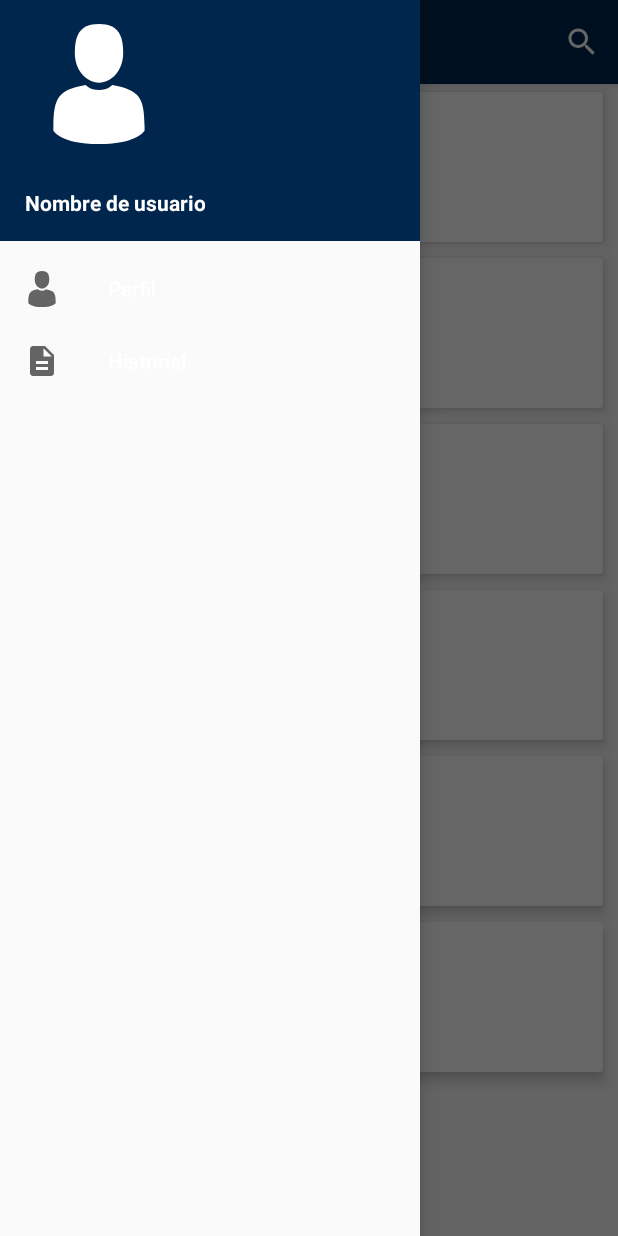
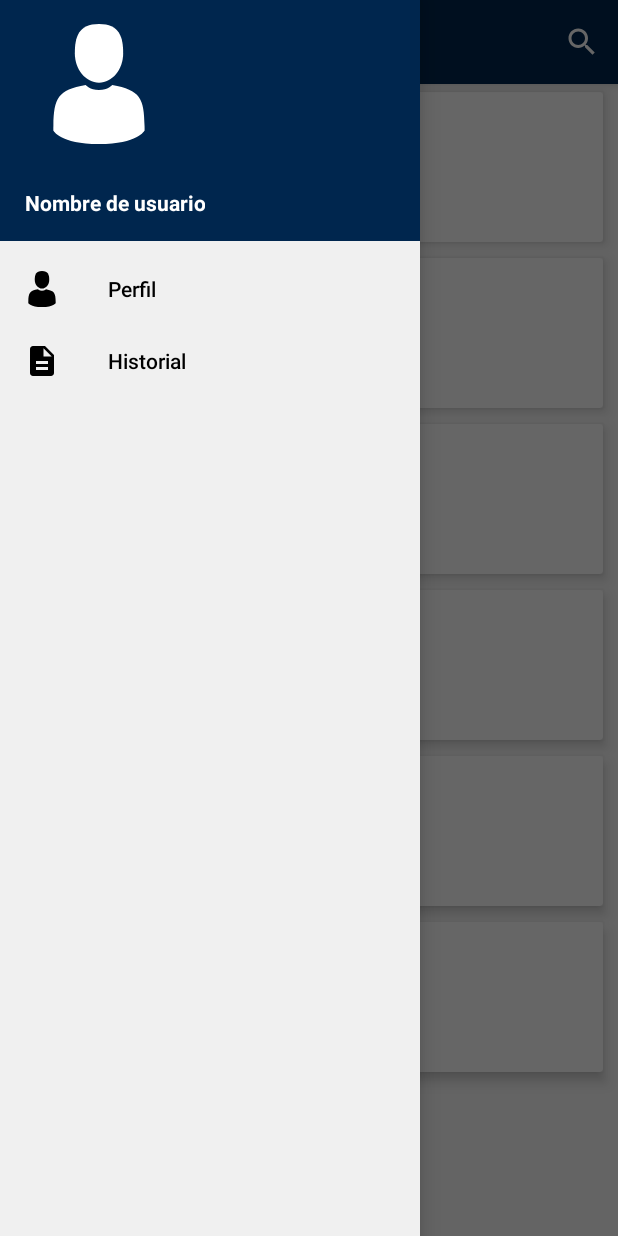
Before and after one commit to kiup/CEC, an Android app: the ComputerCenterActivity screen opened directly, with no data from a screen before it, with the side drawer open, on a phone screen of 412 x 824 dp. Run offline under Robolectric (Android 15) with nearby library versions, the phone set to English and light mode, and no system bars.

Commit message:
Cambiado los colores del menu hamburguesa

```diff
--- a/app/src/main/java/com/fmat/uady/cec/computerCenterDetail/ComputerCenterDetailAdapter.java
+++ b/app/src/main/java/com/fmat/uady/cec/computerCenterDetail/ComputerCenterDetailAdapter.java
@@ -1,5 +1,6 @@
 package com.fmat.uady.cec.computerCenterDetail;
 
+import android.app.AlertDialog;
 import android.content.Context;
 import android.content.Intent;
 import android.support.v7.widget.CardView;
--- a/app/src/main/res/layout/activity_computer_center.xml
+++ b/app/src/main/res/layout/activity_computer_center.xml
@@ -40,6 +40,9 @@
         android:fitsSystemWindows="true"
         android:layout_gravity="start"
         app:headerLayout="@layout/header_navigation"
-        app:menu="@menu/menu_navigation" />
+        android:background="@color/colorMenu"
+        app:itemIconTint="@color/textColorContent"
+        app:itemTextColor="@color/textColorContent"
+        app:menu="@menu/menu_navigation"/>
 
 </android.support.v4.widget.DrawerLayout>
--- a/app/src/main/res/layout/activity_login.xml
+++ b/app/src/main/res/layout/activity_login.xml
@@ -80,10 +80,9 @@
                 android:layout_width="match_parent"
                 android:layout_height="wrap_content"
                 android:layout_marginTop="16dp"
-                android:background="#ce940e"
                 android:backgroundTint="#00264e"
                 android:text="@string/action_sign_in"
-                android:textColor="#ce940e"
+                android:textColor="@color/windowBackground"
                 android:textStyle="bold"
                 tools:text="@string/action_sign_in" />
 
--- a/app/src/main/res/layout/item_history.xml
+++ b/app/src/main/res/layout/item_history.xml
@@ -1,11 +1,13 @@
 <?xml version="1.0" encoding="utf-8"?>
 <android.support.v7.widget.CardView xmlns:android="http://schemas.android.com/apk/res/android"
+    xmlns:app="http://schemas.android.com/apk/res-auto"
     android:layout_width="match_parent" android:layout_height="wrap_content"
     android:layout_marginTop="5dp"
     android:layout_marginBottom="5dp"
     android:layout_marginLeft="10dp"
     android:layout_marginRight="10dp"
     android:id="@+id/item_center"
+    app:cardElevation="5dp"
     >
     <TextView
         android:id="@+id/text_history"
--- a/app/src/main/res/values/colors.xml
+++ b/app/src/main/res/values/colors.xml
@@ -7,4 +7,5 @@
     <color name="navigationBarColor">#00264e</color>
     <color name="textColorPrimary">#ffffff</color>
     <color name="textColorContent">#000</color>
+    <color name="colorMenu">#f0f0f0</color>
 </resources>
```
